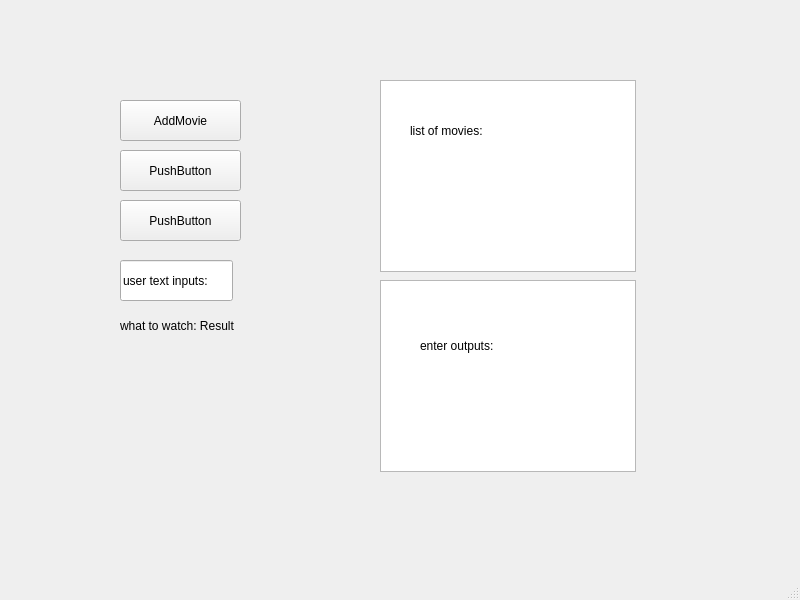
First picture: the form in mainwindow.ui, repository kevTheGecko/Showtime, before the edit.
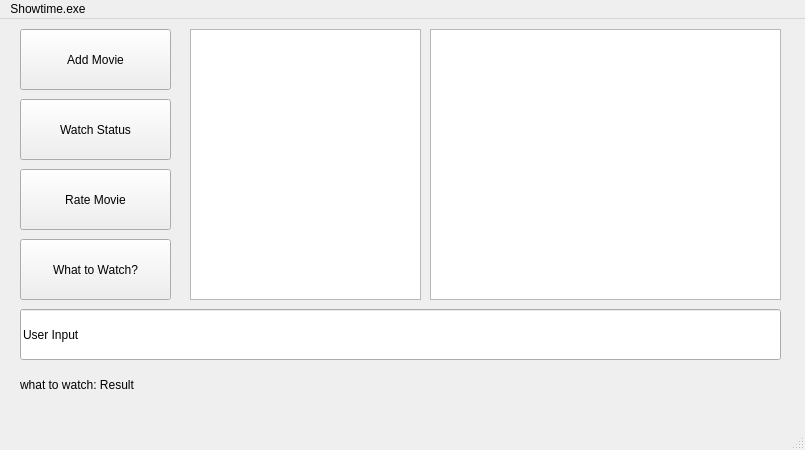
Second picture: the form after the edit.

Commit message: GUI made more organized

The edit to the form file:
```diff
--- a/mainwindow.ui
+++ b/mainwindow.ui
@@ -6,8 +6,8 @@
    <rect>
     <x>0</x>
     <y>0</y>
-    <width>800</width>
-    <height>600</height>
+    <width>805</width>
+    <height>450</height>
    </rect>
   </property>
   <property name="windowTitle">
@@ -17,48 +17,48 @@
    <widget class="QPushButton" name="btnWhatToWatch">
     <property name="geometry">
      <rect>
-      <x>120</x>
-      <y>150</y>
-      <width>121</width>
-      <height>41</height>
+      <x>20</x>
+      <y>80</y>
+      <width>151</width>
+      <height>61</height>
      </rect>
     </property>
     <property name="text">
-     <string>PushButton</string>
+     <string>Watch Status</string>
     </property>
    </widget>
    <widget class="QPushButton" name="btnRateWatch">
     <property name="geometry">
      <rect>
-      <x>120</x>
-      <y>200</y>
-      <width>121</width>
-      <height>41</height>
+      <x>20</x>
+      <y>150</y>
+      <width>151</width>
+      <height>61</height>
      </rect>
     </property>
     <property name="text">
-     <string>PushButton</string>
+     <string>Rate Movie</string>
     </property>
    </widget>
    <widget class="QLineEdit" name="lineEdit">
     <property name="geometry">
      <rect>
-      <x>120</x>
-      <y>260</y>
-      <width>113</width>
-      <height>41</height>
+      <x>20</x>
+      <y>290</y>
+      <width>761</width>
+      <height>51</height>
      </rect>
     </property>
     <property name="text">
-     <string>user text inputs:</string>
+     <string>User Input</string>
     </property>
    </widget>
    <widget class="QLabel" name="label">
     <property name="geometry">
      <rect>
-      <x>120</x>
-      <y>300</y>
-      <width>171</width>
+      <x>20</x>
+      <y>340</y>
+      <width>751</width>
       <height>51</height>
      </rect>
     </property>
@@ -69,71 +69,47 @@
    <widget class="QListWidget" name="listMovies">
     <property name="geometry">
      <rect>
-      <x>380</x>
-      <y>80</y>
-      <width>256</width>
-      <height>192</height>
+      <x>190</x>
+      <y>10</y>
+      <width>231</width>
+      <height>271</height>
      </rect>
     </property>
    </widget>
    <widget class="QListWidget" name="listWidget_2">
     <property name="geometry">
      <rect>
-      <x>380</x>
-      <y>280</y>
-      <width>256</width>
-      <height>192</height>
+      <x>430</x>
+      <y>10</y>
+      <width>351</width>
+      <height>271</height>
      </rect>
     </property>
    </widget>
-   <widget class="QLabel" name="label_2">
-    <property name="geometry">
-     <rect>
-      <x>420</x>
-      <y>300</y>
-      <width>131</width>
-      <height>91</height>
-     </rect>
-    </property>
-    <property name="text">
-     <string>enter outputs:</string>
-    </property>
-   </widget>
-   <widget class="QLabel" name="label_3">
-    <property name="geometry">
-     <rect>
-      <x>410</x>
-      <y>100</y>
-      <width>111</width>
-      <height>61</height>
-     </rect>
-    </property>
-    <property name="text">
-     <string>list of movies:</string>
-    </property>
-   </widget>
-   <widget class="QWidget" name="horizontalLayoutWidget">
-    <property name="geometry">
-     <rect>
-      <x>10</x>
-      <y>20</y>
-      <width>751</width>
-      <height>501</height>
-     </rect>
-    </property>
-    <layout class="QHBoxLayout" name="horizontalLayout"/>
-   </widget>
    <widget class="QPushButton" name="btnAddMovie">
     <property name="geometry">
      <rect>
-      <x>120</x>
-      <y>100</y>
-      <width>121</width>
-      <height>41</height>
+      <x>20</x>
+      <y>10</y>
+      <width>151</width>
+      <height>61</height>
      </rect>
     </property>
     <property name="text">
-     <string>AddMovie</string>
+     <string>Add Movie</string>
+    </property>
+   </widget>
+   <widget class="QPushButton" name="btnRateWatch_2">
+    <property name="geometry">
+     <rect>
+      <x>20</x>
+      <y>220</y>
+      <width>151</width>
+      <height>61</height>
+     </rect>
+    </property>
+    <property name="text">
+     <string>What to Watch?</string>
     </property>
    </widget>
   </widget>
@@ -142,10 +118,16 @@
     <rect>
      <x>0</x>
      <y>0</y>
-     <width>800</width>
-     <height>22</height>
+     <width>805</width>
+     <height>21</height>
     </rect>
    </property>
+   <widget class="QMenu" name="menuShowtime_exe">
+    <property name="title">
+     <string>Showtime.exe</string>
+    </property>
+   </widget>
+   <addaction name="menuShowtime_exe"/>
   </widget>
   <widget class="QStatusBar" name="statusbar"/>
  </widget>
```
Left out of the diff: 2 changed lines with no effect on the pictures. The commit also changes 3 other files.
